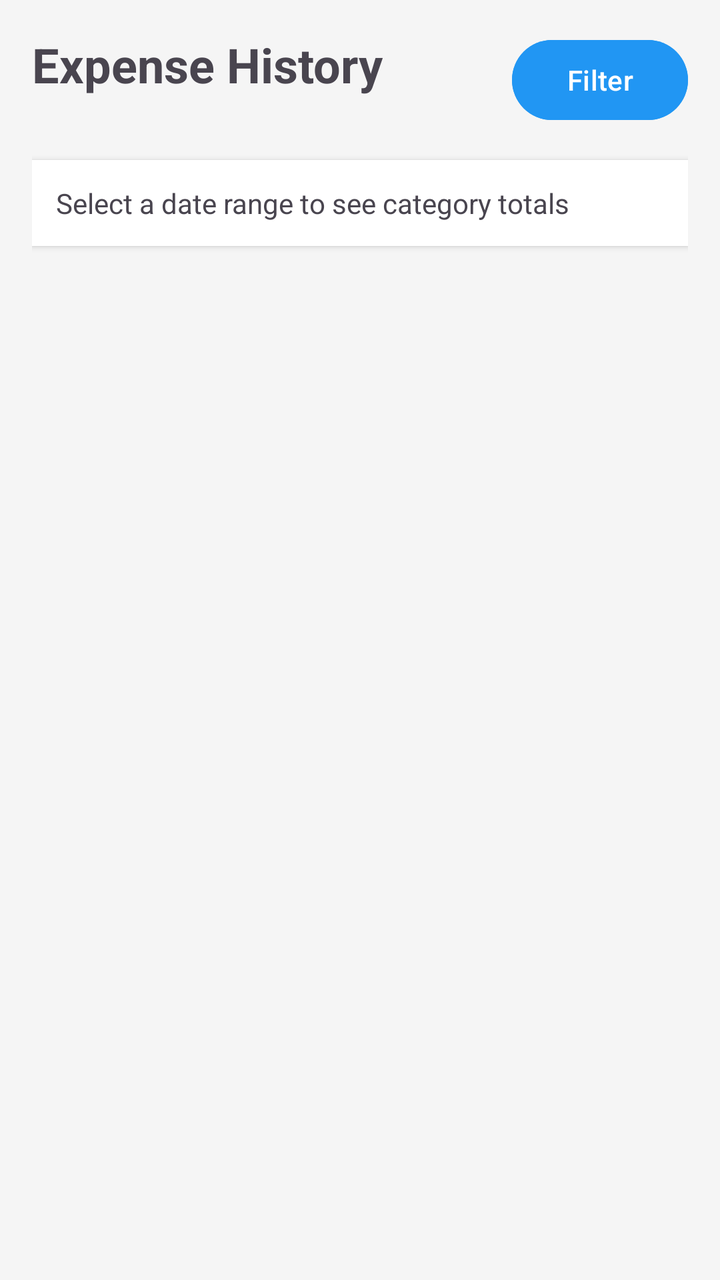
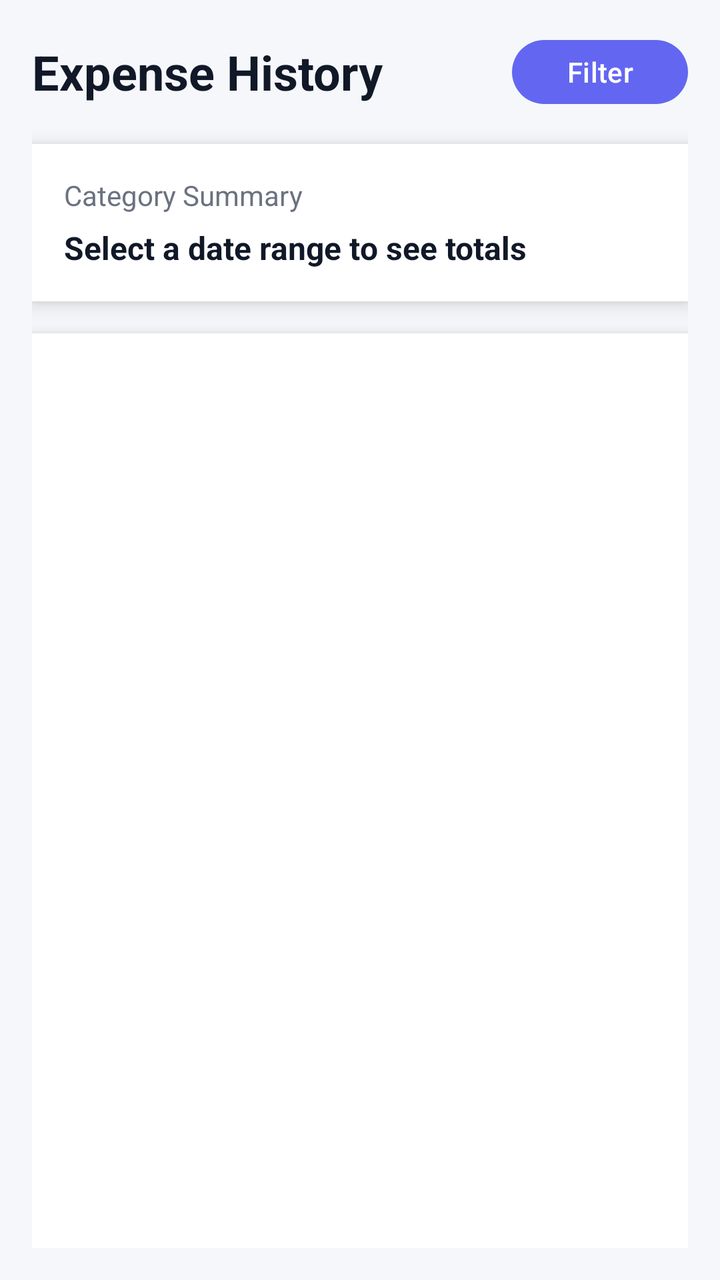

Before-and-after screenshots of an Android layout around one commit, followed by the original layout XML and the change that was made.
<!-- AndroidManifest.xml: application theme Theme.BudgetX -->
<!-- res/layout/activity_history.xml -->
<LinearLayout xmlns:android="http://schemas.android.com/apk/res/android"
    android:layout_width="match_parent"
    android:layout_height="match_parent"
    android:orientation="vertical"
    android:padding="16dp"
    android:background="#F5F5F5">

    <RelativeLayout
        android:layout_width="match_parent"
        android:layout_height="wrap_content"
        android:layout_marginBottom="16dp">

        <TextView
            android:layout_width="wrap_content"
            android:layout_height="wrap_content"
            android:text="Expense History"
            android:textSize="24sp"
            android:textStyle="bold" />

        <Button
            android:id="@+id/btnFilterDate"
            android:layout_width="wrap_content"
            android:layout_height="wrap_content"
            android:layout_alignParentEnd="true"
            android:text="Filter"
            android:backgroundTint="#2196F3" />
    </RelativeLayout>

    <TextView
        android:id="@+id/tvCategorySummary"
        android:layout_width="match_parent"
        android:layout_height="wrap_content"
        android:text="Select a date range to see category totals"
        android:padding="12dp"
        android:background="@android:color/white"
        android:elevation="2dp"
        android:layout_marginBottom="16dp" />

    <androidx.recyclerview.widget.RecyclerView
        android:id="@+id/rvHistory"
        android:layout_width="match_parent"
        android:layout_height="match_parent" />
</LinearLayout>
<!-- resources referenced by this layout -->
<resources>
  <style name="Theme.BudgetX" parent="Base.Theme.BudgetX" />
  <style name="Base.Theme.BudgetX" parent="Theme.Material3.DayNight.NoActionBar">
          
          
      </style>
</resources>

<!-- the commit's change to res/layout/activity_history.xml (unified diff, before → after) -->
@@ -1,43 +1,83 @@
 <LinearLayout xmlns:android="http://schemas.android.com/apk/res/android"
+    xmlns:app="http://schemas.android.com/apk/res-auto"
     android:layout_width="match_parent"
     android:layout_height="match_parent"
     android:orientation="vertical"
-    android:padding="16dp"
-    android:background="#F5F5F5">
+    android:background="#F5F7FB"
+    android:padding="16dp">
 
-    <RelativeLayout
+    
+    <LinearLayout
         android:layout_width="match_parent"
         android:layout_height="wrap_content"
+        android:orientation="horizontal"
+        android:gravity="center_vertical"
+        android:layout_marginBottom="16dp">
+
+        <TextView
+            android:layout_width="0dp"
+            android:layout_height="wrap_content"
+            android:layout_weight="1"
+            android:text="Expense History"
+            android:textSize="24sp"
+            android:textStyle="bold"
+            android:textColor="#111827"/>
+
+        <com.google.android.material.button.MaterialButton
+            android:id="@+id/btnFilterDate"
+            android:layout_width="wrap_content"
+            android:layout_height="40dp"
+            android:text="Filter"
+            android:textAllCaps="false"
+            app:cornerRadius="20dp"
+            app:backgroundTint="#6366F1"
+            android:textColor="#FFFFFF"/>
+    </LinearLayout>
+
+    
+    <LinearLayout
+        android:layout_width="match_parent"
+        android:layout_height="wrap_content"
+        android:orientation="vertical"
+        android:background="#FFFFFF"
+        android:padding="16dp"
+        android:elevation="6dp"
         android:layout_marginBottom="16dp">
 
         <TextView
             android:layout_width="wrap_content"
             android:layout_height="wrap_content"
-            android:text="Expense History"
-            android:textSize="24sp"
-            android:textStyle="bold" />
+            android:text="Category Summary"
+            android:textSize="14sp"
+            android:textColor="#6B7280"/>
 
-        <Button
-            android:id="@+id/btnFilterDate"
+        <TextView
+            android:id="@+id/tvCategorySummary"
             android:layout_width="wrap_content"
             android:layout_height="wrap_content"
-            android:layout_alignParentEnd="true"
-            android:text="Filter"
-            android:backgroundTint="#2196F3" />
-    </RelativeLayout>
+            android:text="Select a date range to see totals"
+            android:textSize="16sp"
+            android:textStyle="bold"
+            android:textColor="#111827"
+            android:layout_marginTop="6dp"/>
 
-    <TextView
-        android:id="@+id/tvCategorySummary"
+    </LinearLayout>
+
+    
+    <LinearLayout
         android:layout_width="match_parent"
-        android:layout_height="wrap_content"
-        android:text="Select a date range to see category totals"
-        android:padding="12dp"
-        android:background="@android:color/white"
-        android:elevation="2dp"
-        android:layout_marginBottom="16dp" />
+        android:layout_height="match_parent"
+        android:orientation="vertical"
+        android:background="#FFFFFF"
+        android:elevation="6dp"
+        android:padding="8dp">
 
-    <androidx.recyclerview.widget.RecyclerView
-        android:id="@+id/rvHistory"
-        android:layout_width="match_parent"
-        android:layout_height="match_parent" />
+        <androidx.recyclerview.widget.RecyclerView
+            android:id="@+id/rvHistory"
+            android:layout_width="match_parent"
+            android:layout_height="match_parent"
+            android:clipToPadding="false"
+            android:padding="8dp"/>
+    </LinearLayout>
+
 </LinearLayout>
